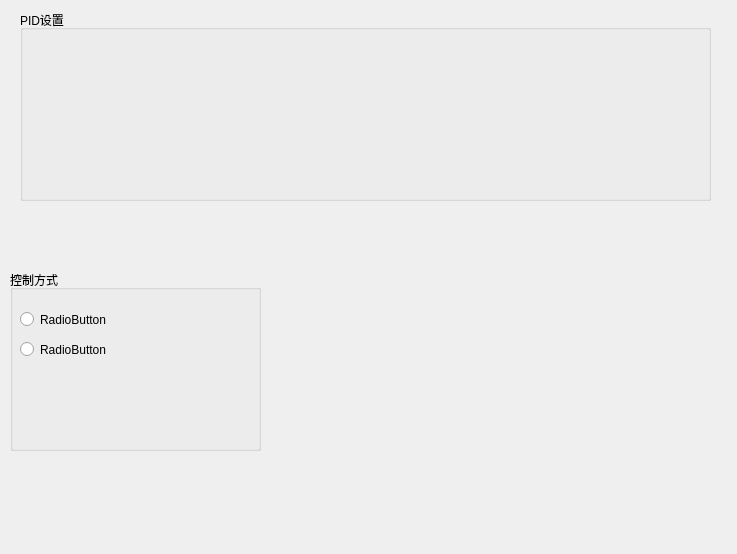
First picture: the form in control_param.ui, repository JJXiangJiaoJun/my_popwil, before the edit.
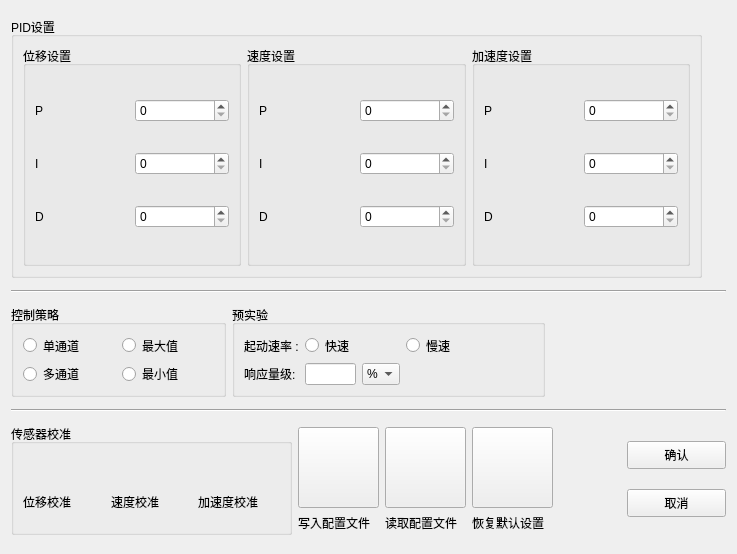
Second picture: the form after the edit. Icons and pictures are not drawn.

Commit message: 完成了控制参数通道窗口绘制

```diff
--- a/control_param.ui
+++ b/control_param.ui
@@ -17,58 +17,651 @@
    <iconset resource="assets.qrc">
     <normaloff>:/my_icon/Ressources/48/29.png</normaloff>:/my_icon/Ressources/48/29.png</iconset>
   </property>
-  <widget class="QGroupBox" name="groupBox">
-   <property name="geometry">
-    <rect>
-     <x>20</x>
-     <y>10</y>
-     <width>691</width>
-     <height>191</height>
-    </rect>
-   </property>
-   <property name="title">
-    <string>PID设置</string>
-   </property>
-  </widget>
-  <widget class="QGroupBox" name="groupBox_2">
-   <property name="geometry">
-    <rect>
-     <x>10</x>
-     <y>270</y>
-     <width>251</width>
-     <height>181</height>
-    </rect>
-   </property>
-   <property name="title">
-    <string>控制方式</string>
-   </property>
-   <widget class="QRadioButton" name="radioButton">
-    <property name="geometry">
-     <rect>
-      <x>10</x>
-      <y>40</y>
-      <width>112</width>
-      <height>19</height>
-     </rect>
-    </property>
-    <property name="text">
-     <string>RadioButton</string>
-    </property>
-   </widget>
-   <widget class="QRadioButton" name="radioButton_2">
-    <property name="geometry">
-     <rect>
-      <x>10</x>
-      <y>70</y>
-      <width>112</width>
-      <height>19</height>
-     </rect>
-    </property>
-    <property name="text">
-     <string>RadioButton</string>
-    </property>
-   </widget>
-  </widget>
+  <layout class="QGridLayout" name="gridLayout_10">
+   <item row="0" column="0" colspan="3">
+    <widget class="QGroupBox" name="PIDset">
+     <property name="minimumSize">
+      <size>
+       <width>691</width>
+       <height>261</height>
+      </size>
+     </property>
+     <property name="maximumSize">
+      <size>
+       <width>691</width>
+       <height>261</height>
+      </size>
+     </property>
+     <property name="title">
+      <string>PID设置</string>
+     </property>
+     <layout class="QGridLayout" name="gridLayout_4">
+      <item row="0" column="0">
+       <widget class="QGroupBox" name="P">
+        <property name="title">
+         <string>位移设置</string>
+        </property>
+        <layout class="QGridLayout" name="gridLayout_5">
+         <item row="0" column="0">
+          <widget class="QLabel" name="pos_P">
+           <property name="text">
+            <string>P</string>
+           </property>
+          </widget>
+         </item>
+         <item row="0" column="1">
+          <widget class="QSpinBox" name="pos_p_Box"/>
+         </item>
+         <item row="1" column="0">
+          <widget class="QLabel" name="pos_I">
+           <property name="text">
+            <string>I</string>
+           </property>
+          </widget>
+         </item>
+         <item row="1" column="1">
+          <widget class="QSpinBox" name="pos_i_box"/>
+         </item>
+         <item row="2" column="0">
+          <widget class="QLabel" name="pos_D">
+           <property name="text">
+            <string>D</string>
+           </property>
+          </widget>
+         </item>
+         <item row="2" column="1">
+          <widget class="QSpinBox" name="pos_d_box"/>
+         </item>
+        </layout>
+       </widget>
+      </item>
+      <item row="0" column="1">
+       <widget class="QGroupBox" name="v">
+        <property name="title">
+         <string>速度设置</string>
+        </property>
+        <layout class="QGridLayout" name="gridLayout">
+         <item row="0" column="0">
+          <widget class="QLabel" name="velocity_P">
+           <property name="text">
+            <string>P</string>
+           </property>
+          </widget>
+         </item>
+         <item row="0" column="1">
+          <widget class="QSpinBox" name="velocity_p_box"/>
+         </item>
+         <item row="1" column="0">
+          <widget class="QLabel" name="velocity_I">
+           <property name="text">
+            <string>I</string>
+           </property>
+          </widget>
+         </item>
+         <item row="1" column="1">
+          <widget class="QSpinBox" name="velocity_i_box"/>
+         </item>
+         <item row="2" column="0">
+          <widget class="QLabel" name="velocity_D">
+           <property name="text">
+            <string>D</string>
+           </property>
+          </widget>
+         </item>
+         <item row="2" column="1">
+          <widget class="QSpinBox" name="velocity_d_box"/>
+         </item>
+        </layout>
+       </widget>
+      </item>
+      <item row="0" column="2">
+       <widget class="QGroupBox" name="a">
+        <property name="title">
+         <string>加速度设置</string>
+        </property>
+        <layout class="QGridLayout" name="gridLayout_6">
+         <item row="0" column="0">
+          <widget class="QLabel" name="acc_P">
+           <property name="text">
+            <string>P</string>
+           </property>
+          </widget>
+         </item>
+         <item row="0" column="1">
+          <widget class="QSpinBox" name="acc_p_box"/>
+         </item>
+         <item row="1" column="0">
+          <widget class="QLabel" name="acc_I">
+           <property name="text">
+            <string>I</string>
+           </property>
+          </widget>
+         </item>
+         <item row="1" column="1">
+          <widget class="QSpinBox" name="acc_i_box"/>
+         </item>
+         <item row="2" column="0">
+          <widget class="QLabel" name="acc_D">
+           <property name="text">
+            <string>D</string>
+           </property>
+          </widget>
+         </item>
+         <item row="2" column="1">
+          <widget class="QSpinBox" name="acc_d_box"/>
+         </item>
+        </layout>
+       </widget>
+      </item>
+     </layout>
+    </widget>
+   </item>
+   <item row="1" column="0" colspan="3">
+    <widget class="Line" name="line">
+     <property name="orientation">
+      <enum>Qt::Horizontal</enum>
+     </property>
+    </widget>
+   </item>
+   <item row="2" column="0">
+    <widget class="QGroupBox" name="control_set">
+     <property name="minimumSize">
+      <size>
+       <width>215</width>
+       <height>92</height>
+      </size>
+     </property>
+     <property name="maximumSize">
+      <size>
+       <width>215</width>
+       <height>92</height>
+      </size>
+     </property>
+     <property name="title">
+      <string>控制策略</string>
+     </property>
+     <layout class="QGridLayout" name="gridLayout_2">
+      <item row="0" column="0">
+       <widget class="QRadioButton" name="single_channel">
+        <property name="text">
+         <string>单通道</string>
+        </property>
+        <property name="icon">
+         <iconset resource="assets.qrc">
+          <normaloff>:/my_icon/Ressources/48/52.png</normaloff>:/my_icon/Ressources/48/52.png</iconset>
+        </property>
+       </widget>
+      </item>
+      <item row="0" column="1">
+       <widget class="QRadioButton" name="multiple_channel_3">
+        <property name="text">
+         <string>最大值</string>
+        </property>
+        <property name="icon">
+         <iconset resource="assets.qrc">
+          <normaloff>:/my_icon/Ressources/48/51.png</normaloff>:/my_icon/Ressources/48/51.png</iconset>
+        </property>
+       </widget>
+      </item>
+      <item row="1" column="0">
+       <widget class="QRadioButton" name="maximun">
+        <property name="text">
+         <string>多通道</string>
+        </property>
+        <property name="icon">
+         <iconset resource="assets.qrc">
+          <normaloff>:/my_icon/Ressources/48/105.png</normaloff>:/my_icon/Ressources/48/105.png</iconset>
+        </property>
+       </widget>
+      </item>
+      <item row="1" column="1">
+       <widget class="QRadioButton" name="minimun">
+        <property name="text">
+         <string>最小值</string>
+        </property>
+        <property name="icon">
+         <iconset resource="assets.qrc">
+          <normaloff>:/my_icon/Ressources/48/103.png</normaloff>:/my_icon/Ressources/48/103.png</iconset>
+        </property>
+       </widget>
+      </item>
+     </layout>
+    </widget>
+   </item>
+   <item row="2" column="1">
+    <widget class="QGroupBox" name="pre_exp">
+     <property name="minimumSize">
+      <size>
+       <width>313</width>
+       <height>92</height>
+      </size>
+     </property>
+     <property name="maximumSize">
+      <size>
+       <width>313</width>
+       <height>92</height>
+      </size>
+     </property>
+     <property name="title">
+      <string>预实验</string>
+     </property>
+     <layout class="QGridLayout" name="gridLayout_8">
+      <item row="1" column="0">
+       <widget class="QLabel" name="activate">
+        <property name="text">
+         <string>响应量级:</string>
+        </property>
+       </widget>
+      </item>
+      <item row="1" column="3">
+       <spacer name="horizontalSpacer_2">
+        <property name="orientation">
+         <enum>Qt::Horizontal</enum>
+        </property>
+        <property name="sizeHint" stdset="0">
+         <size>
+          <width>74</width>
+          <height>20</height>
+         </size>
+        </property>
+       </spacer>
+      </item>
+      <item row="1" column="1">
+       <widget class="QLineEdit" name="activate_value">
+        <property name="minimumSize">
+         <size>
+          <width>51</width>
+          <height>0</height>
+         </size>
+        </property>
+        <property name="maximumSize">
+         <size>
+          <width>51</width>
+          <height>16777215</height>
+         </size>
+        </property>
+       </widget>
+      </item>
+      <item row="0" column="3">
+       <widget class="QRadioButton" name="slow">
+        <property name="text">
+         <string>慢速</string>
+        </property>
+        <property name="icon">
+         <iconset resource="assets.qrc">
+          <normaloff>:/my_icon/Ressources/48/82.png</normaloff>:/my_icon/Ressources/48/82.png</iconset>
+        </property>
+       </widget>
+      </item>
+      <item row="1" column="2">
+       <widget class="QComboBox" name="order">
+        <property name="minimumSize">
+         <size>
+          <width>38</width>
+          <height>0</height>
+         </size>
+        </property>
+        <property name="maximumSize">
+         <size>
+          <width>38</width>
+          <height>16777215</height>
+         </size>
+        </property>
+        <item>
+         <property name="text">
+          <string>%</string>
+         </property>
+        </item>
+       </widget>
+      </item>
+      <item row="0" column="0">
+       <widget class="QLabel" name="start_velociy">
+        <property name="text">
+         <string>起动速率 :</string>
+        </property>
+       </widget>
+      </item>
+      <item row="0" column="1">
+       <widget class="QRadioButton" name="fast">
+        <property name="text">
+         <string>快速</string>
+        </property>
+        <property name="icon">
+         <iconset resource="assets.qrc">
+          <normaloff>:/my_icon/Ressources/48/83.png</normaloff>:/my_icon/Ressources/48/83.png</iconset>
+        </property>
+       </widget>
+      </item>
+     </layout>
+    </widget>
+   </item>
+   <item row="2" column="2">
+    <spacer name="horizontalSpacer">
+     <property name="orientation">
+      <enum>Qt::Horizontal</enum>
+     </property>
+     <property name="sizeHint" stdset="0">
+      <size>
+       <width>170</width>
+       <height>20</height>
+      </size>
+     </property>
+    </spacer>
+   </item>
+   <item row="3" column="0" colspan="3">
+    <widget class="Line" name="line_2">
+     <property name="orientation">
+      <enum>Qt::Horizontal</enum>
+     </property>
+    </widget>
+   </item>
+   <item row="4" column="0" colspan="3">
+    <layout class="QHBoxLayout" name="horizontalLayout">
+     <item>
+      <widget class="QGroupBox" name="groupBox">
+       <property name="minimumSize">
+        <size>
+         <width>281</width>
+         <height>111</height>
+        </size>
+       </property>
+       <property name="maximumSize">
+        <size>
+         <width>281</width>
+         <height>111</height>
+        </size>
+       </property>
+       <property name="title">
+        <string>传感器校准</string>
+       </property>
+       <layout class="QGridLayout" name="gridLayout_3">
+        <item row="0" column="0">
+         <widget class="QPushButton" name="pos_adjust_btn">
+          <property name="text">
+           <string/>
+          </property>
+          <property name="icon">
+           <iconset resource="assets.qrc">
+            <normaloff>:/my_beautiful_icon/Ressources/beautiful/target_64px.png</normaloff>:/my_beautiful_icon/Ressources/beautiful/target_64px.png</iconset>
+          </property>
+          <property name="iconSize">
+           <size>
+            <width>40</width>
+            <height>40</height>
+           </size>
+          </property>
+          <property name="autoDefault">
+           <bool>false</bool>
+          </property>
+          <property name="default">
+           <bool>false</bool>
+          </property>
+          <property name="flat">
+           <bool>true</bool>
+          </property>
+         </widget>
+        </item>
+        <item row="0" column="1">
+         <widget class="QPushButton" name="vel_adjust_btn">
+          <property name="text">
+           <string/>
+          </property>
+          <property name="icon">
+           <iconset resource="assets.qrc">
+            <normaloff>:/my_beautiful_icon/Ressources/beautiful/trends_64px.png</normaloff>:/my_beautiful_icon/Ressources/beautiful/trends_64px.png</iconset>
+          </property>
+          <property name="iconSize">
+           <size>
+            <width>40</width>
+            <height>40</height>
+           </size>
+          </property>
+          <property name="autoDefault">
+           <bool>false</bool>
+          </property>
+          <property name="default">
+           <bool>false</bool>
+          </property>
+          <property name="flat">
+           <bool>true</bool>
+          </property>
+         </widget>
+        </item>
+        <item row="0" column="2">
+         <widget class="QPushButton" name="acc_adjust_btn">
+          <property name="text">
+           <string/>
+          </property>
+          <property name="icon">
+           <iconset resource="assets.qrc">
+            <normaloff>:/my_beautiful_icon/Ressources/beautiful/meter_64px.png</normaloff>:/my_beautiful_icon/Ressources/beautiful/meter_64px.png</iconset>
+          </property>
+          <property name="iconSize">
+           <size>
+            <width>40</width>
+            <height>40</height>
+           </size>
+          </property>
+          <property name="autoDefault">
+           <bool>false</bool>
+          </property>
+          <property name="default">
+           <bool>false</bool>
+          </property>
+          <property name="flat">
+           <bool>true</bool>
+          </property>
+         </widget>
+        </item>
+        <item row="1" column="0">
+         <widget class="QLabel" name="pos_adjust">
+          <property name="text">
+           <string>位移校准</string>
+          </property>
+         </widget>
+        </item>
+        <item row="1" column="1">
+         <widget class="QLabel" name="vel_adjust">
+          <property name="text">
+           <string>速度校准</string>
+          </property>
+         </widget>
+        </item>
+        <item row="1" column="2">
+         <widget class="QLabel" name="acc_adjust">
+          <property name="text">
+           <string>加速度校准</string>
+          </property>
+         </widget>
+        </item>
+       </layout>
+      </widget>
+     </item>
+     <item>
+      <layout class="QGridLayout" name="gridLayout_9">
+       <item row="0" column="0">
+        <layout class="QGridLayout" name="gridLayout_7">
+         <item row="0" column="0">
+          <widget class="QPushButton" name="upload">
+           <property name="minimumSize">
+            <size>
+             <width>81</width>
+             <height>81</height>
+            </size>
+           </property>
+           <property name="maximumSize">
+            <size>
+             <width>81</width>
+             <height>81</height>
+            </size>
+           </property>
+           <property name="text">
+            <string/>
+           </property>
+           <property name="icon">
+            <iconset resource="assets.qrc">
+             <normaloff>:/my_beautiful_icon/Ressources/beautiful/upload_64px.png</normaloff>:/my_beautiful_icon/Ressources/beautiful/upload_64px.png</iconset>
+           </property>
+           <property name="iconSize">
+            <size>
+             <width>81</width>
+             <height>81</height>
+            </size>
+           </property>
+          </widget>
+         </item>
+         <item row="1" column="1">
+          <widget class="QLabel" name="load_file">
+           <property name="text">
+            <string>读取配置文件</string>
+           </property>
+          </widget>
+         </item>
+         <item row="1" column="2">
+          <widget class="QLabel" name="set_default_val">
+           <property name="text">
+            <string>恢复默认设置</string>
+           </property>
+          </widget>
+         </item>
+         <item row="0" column="1">
+          <widget class="QPushButton" name="download">
+           <property name="minimumSize">
+            <size>
+             <width>81</width>
+             <height>81</height>
+            </size>
+           </property>
+           <property name="maximumSize">
+            <size>
+             <width>81</width>
+             <height>81</height>
+            </size>
+           </property>
+           <property name="text">
+            <string/>
+           </property>
+           <property name="icon">
+            <iconset resource="assets.qrc">
+             <normaloff>:/my_beautiful_icon/Ressources/beautiful/download_64px.png</normaloff>:/my_beautiful_icon/Ressources/beautiful/download_64px.png</iconset>
+           </property>
+           <property name="iconSize">
+            <size>
+             <width>81</width>
+             <height>81</height>
+            </size>
+           </property>
+          </widget>
+         </item>
+         <item row="1" column="0">
+          <widget class="QLabel" name="write_file">
+           <property name="text">
+            <string>写入配置文件</string>
+           </property>
+          </widget>
+         </item>
+         <item row="0" column="2">
+          <widget class="QPushButton" name="set_default">
+           <property name="minimumSize">
+            <size>
+             <width>81</width>
+             <height>81</height>
+            </size>
+           </property>
+           <property name="maximumSize">
+            <size>
+             <width>81</width>
+             <height>81</height>
+            </size>
+           </property>
+           <property name="text">
+            <string/>
+           </property>
+           <property name="icon">
+            <iconset resource="assets.qrc">
+             <normaloff>:/Image/Ressources/randomPlaybtn.png</normaloff>:/Image/Ressources/randomPlaybtn.png</iconset>
+           </property>
+           <property name="iconSize">
+            <size>
+             <width>81</width>
+             <height>81</height>
+            </size>
+           </property>
+          </widget>
+         </item>
+        </layout>
+       </item>
+       <item row="0" column="1">
+        <spacer name="horizontalSpacer_3">
+         <property name="orientation">
+          <enum>Qt::Horizontal</enum>
+         </property>
+         <property name="sizeHint" stdset="0">
+          <size>
+           <width>18</width>
+           <height>20</height>
+          </size>
+         </property>
+        </spacer>
+       </item>
+       <item row="0" column="2">
+        <layout class="QVBoxLayout" name="verticalLayout">
+         <property name="sizeConstraint">
+          <enum>QLayout::SetMinAndMaxSize</enum>
+         </property>
+         <item>
+          <widget class="QPushButton" name="OK_btn">
+           <property name="minimumSize">
+            <size>
+             <width>99</width>
+             <height>28</height>
+            </size>
+           </property>
+           <property name="maximumSize">
+            <size>
+             <width>99</width>
+             <height>28</height>
+            </size>
+           </property>
+           <property name="text">
+            <string>确认</string>
+           </property>
+           <property name="icon">
+            <iconset resource="assets.qrc">
+             <normaloff>:/tool_bar_icon/Ressources/pictos/check2.png</normaloff>:/tool_bar_icon/Ressources/pictos/check2.png</iconset>
+           </property>
+          </widget>
+         </item>
+         <item>
+          <widget class="QPushButton" name="Cancel_btn">
+           <property name="minimumSize">
+            <size>
+             <width>99</width>
+             <height>28</height>
+            </size>
+           </property>
+           <property name="maximumSize">
+            <size>
+             <width>99</width>
+             <height>28</height>
+            </size>
+           </property>
+           <property name="text">
+            <string>取消</string>
+           </property>
+           <property name="icon">
+            <iconset resource="assets.qrc">
+             <normaloff>:/my_icon/Ressources/48/118.png</normaloff>:/my_icon/Ressources/48/118.png</iconset>
+           </property>
+          </widget>
+         </item>
+        </layout>
+       </item>
+      </layout>
+     </item>
+    </layout>
+   </item>
+  </layout>
  </widget>
  <resources>
   <include location="assets.qrc"/>
```
The commit also changes 49 other files.
